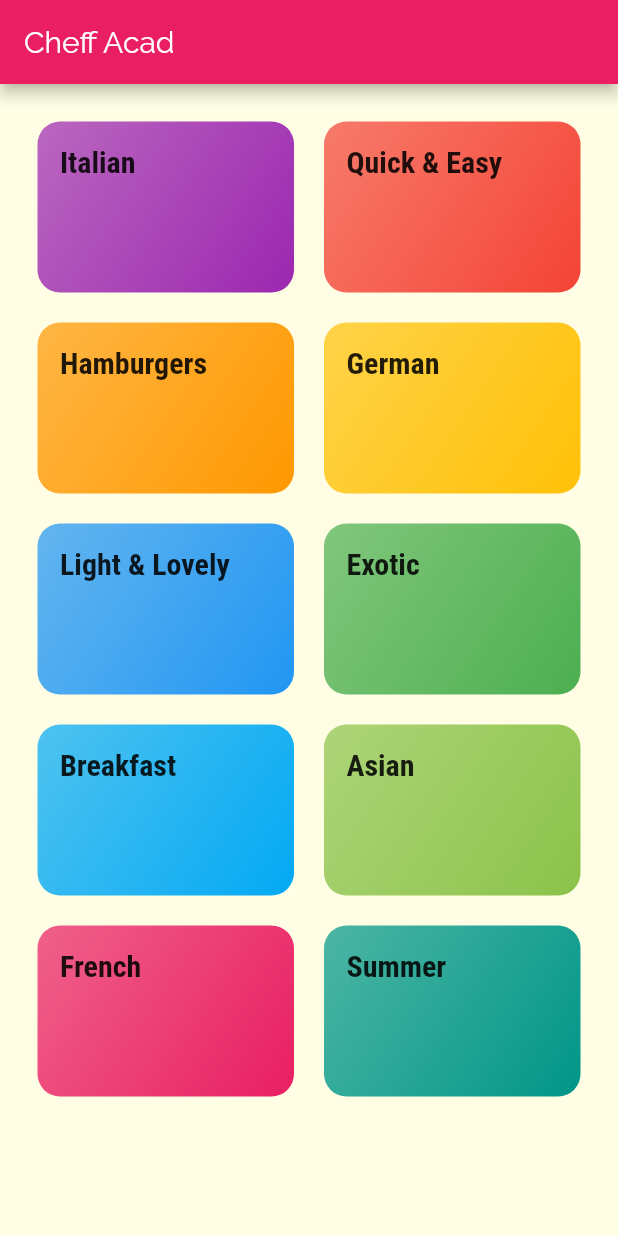
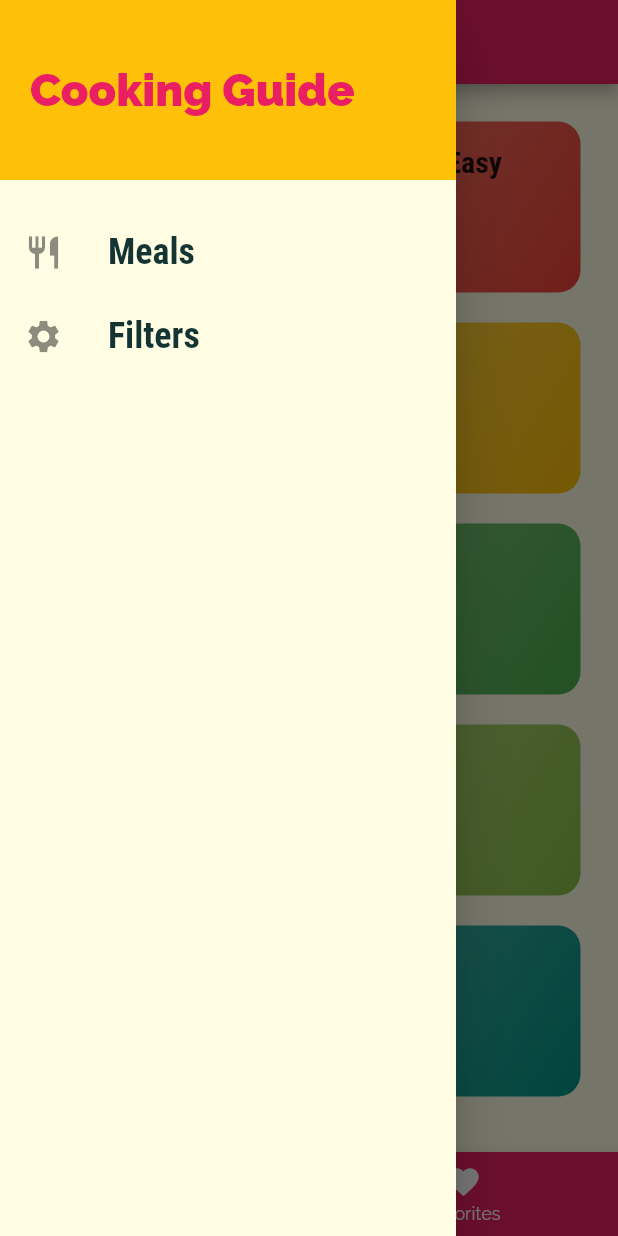
Before and after one commit to Gbarago/Meal-Academy, a Flutter app: the screen it shows after launch, with the side drawer open (before the commit the screen has no drawer), on a phone screen of 412 x 824 dp. Run offline on Flutter 3.47's test engine with Material 2 defaults, Android fonts, the phone set to English and light mode, and no system bars.

Commit message:
final code update

```diff
--- a/lib/main.dart
+++ b/lib/main.dart
@@ -1,14 +1,76 @@
 import 'package:flutter/material.dart';
 
+import './dummy_data.dart';
+import './screens/filters_screen.dart';
+import './screens/tabs_screen.dart';
 import './screens/meal_detail_Screen.dart';
 import './screens/category_meals_screen.dart';
+import './models/meal.dart';
 import './screens/categories_screen.dart';
 
 void main() {
   runApp(MyApp());
 }
 
-class MyApp extends StatelessWidget {
+class MyApp extends StatefulWidget {
+  @override
+  _MyAppState createState() => _MyAppState();
+}
+
+class _MyAppState extends State<MyApp> {
+  Map<String, bool> _filters = {
+    'gluten': false,
+    'lactose': false,
+    'vegetarian': false,
+    'vegan': false,
+  };
+
+  List<Meal> _availableMwals = DUMMY_MEALS;
+
+  List<Meal> _favoriteMeals = [];
+
+  void _setFilters(Map<String, bool> filterData) {
+    setState(() {
+      _filters = filterData;
+
+      // ignore: missing_return
+      _availableMwals = DUMMY_MEALS.where((meal) {
+        if (_filters['gluten'] && !meal.isGlutenFree) {
+          return false;
+        }
+        if (_filters['lactose'] && !meal.isLactoseFree) {
+          return false;
+        }
+        if (_filters['vegan'] && !meal.isVegan) {
+          return false;
+        }
+        if (_filters['vegetarian'] && !meal.isVegetarian) {
+          return false;
+        }
+      }).toList();
+    });
+  }
+
+  void _toggleFavorite(String mealId) {
+    final existingIndex =
+        _favoriteMeals.indexWhere((meal) => meal.id == mealId);
+    if (existingIndex >= 0) {
+      setState(() {
+        _favoriteMeals.removeAt(existingIndex);
+      });
+    } else {
+      setState(() {
+        _favoriteMeals.add(
+          DUMMY_MEALS.firstWhere((meal) => meal.id == mealId),
+        );
+      });
+    }
+  }
+
+  bool _isMealFavorite(String id) {
+    return _favoriteMeals.any((meal) => meal.id == id);
+  }
+
   @override
   Widget build(BuildContext context) {
     return MaterialApp(
@@ -35,17 +97,21 @@
       //home: CategoriesScreen(),
       initialRoute: '/',
       routes: {
-        '/': (ctx) => CategoriesScreen(),
-        CategoryMealsScreen.routeName: (ctx) => CategoryMealsScreen(),
-        MealDetailScreen.routName: (ctx) => MealDetailScreen(),
+        '/': (ctx) => TabsScreen(_favoriteMeals),
+        CategoryMealsScreen.routeName: (ctx) =>
+            CategoryMealsScreen(_availableMwals),
+        MealDetailScreen.routName: (ctx) =>
+            MealDetailScreen(_toggleFavorite, _isMealFavorite),
+        FiltersScreen.routeName: (ctx) => FiltersScreen(_filters, _setFilters),
       },
-      // onGenerateRoute: (settings) {
-      //   print(settings.arguments);
-      //   return MaterialPageRoute(
-      //     builder: (ctx) => CategoriesScreen(),
-      //   );
-      // },
-      onUnknownRoute: (settings0) {
+      // ignore: missing_return
+      onGenerateRoute: (settings) {
+        print(settings.arguments);
+        //   return MaterialPageRoute(
+        //     builder: (ctx) => CategoriesScreen(),
+        //   );
+      },
+      onUnknownRoute: (settings) {
         return MaterialPageRoute(
           builder: (ctx) => CategoriesScreen(),
         );
--- a/lib/screens/categories_screen.dart
+++ b/lib/screens/categories_screen.dart
@@ -8,11 +8,7 @@
 
   @override
   Widget build(BuildContext context) {
-    return Scaffold(
-      appBar: AppBar(
-        title: const Text('Cheff Acad'),
-      ),
-      body: GridView(
+    return GridView(
       padding: EdgeInsets.all(25),
       children: DUMMY_CATEGORIES
           .map(
@@ -29,7 +25,6 @@
         crossAxisSpacing: 20,
         mainAxisSpacing: 20,
       ),
-      ),
     );
   }
 }
--- /dev/null
+++ b/lib/screens/tabs_screen.dart
@@ -0,0 +1,66 @@
+import 'package:flutter/material.dart';
+
+import '../widgets/main_drawer.dart';
+import './categories_screen.dart';
+import './favorites_screen.dart';
+import '../models/meal.dart';
+
+class TabsScreen extends StatefulWidget {
+  final List<Meal> favoriteMeals;
+
+  TabsScreen(this.favoriteMeals);
+
+  @override
+  _TabsScreenState createState() => _TabsScreenState();
+}
+
+class _TabsScreenState extends State<TabsScreen> {
+  List<Map<String, Object>> _pages;
+  int _selectedPageIndex = 0;
+
+  @override
+  void initState() {
+    _pages = [
+      {'page': CategoriesScreen(), 'title': 'Categories'},
+      {
+        'page': FavoritesScreen(widget.favoriteMeals),
+        'title': 'Your Favorites'
+      },
+    ];
+    super.initState();
+  }
+
+  void _selectPage(int index) {
+    setState(() {
+      _selectedPageIndex = index;
+    });
+  }
+
+  @override
+  Widget build(BuildContext context) {
+    return Scaffold(
+      appBar: AppBar(
+        title: Text(_pages[_selectedPageIndex]['title']),
+      ),
+      drawer: MainDrawer(),
+      body: _pages[_selectedPageIndex]['page'],
+      bottomNavigationBar: BottomNavigationBar(
+        onTap: _selectPage,
+        backgroundColor: Theme.of(context).primaryColor,
+        unselectedItemColor: Colors.white,
+        selectedItemColor: Theme.of(context).accentColor,
+        currentIndex: _selectedPageIndex,
+        items: [
+          BottomNavigationBarItem(
+            icon: Icon(Icons.category),
+            label: ('Catefories'),
+          ),
+          BottomNavigationBarItem(
+            icon: Icon(Icons.favorite),
+            label: ('Favorites'),
+          ),
+        ],
+      ),
+    );
+  }
+}
--- /dev/null
+++ b/lib/widgets/main_drawer.dart
@@ -0,0 +1,65 @@
+import 'package:flutter/material.dart';
+import '../screens/filters_screen.dart';
+
+class MainDrawer extends StatelessWidget {
+  Widget buildListTile(
+    String title,
+    IconData icon,
+    Function tapHandler,
+  ) {
+    return ListTile(
+      leading: Icon(
+        icon,
+        size: 26,
+      ),
+      title: Text(
+        title,
+        style: TextStyle(
+          fontFamily: 'RobotoCondensed',
+          fontSize: 24,
+          fontWeight: FontWeight.bold,
+        ),
+      ),
+      onTap: tapHandler,
+    );
+  }
+
+  @override
+  Widget build(BuildContext context) {
+    return Drawer(
+      child: Column(
+        children: [
+          Container(
+            height: 120,
+            width: double.infinity,
+            padding: EdgeInsets.all(20),
+            alignment: Alignment.centerLeft,
+            color: Theme.of(context).accentColor,
+            child: Text(
+              'Cooking Guide',
+              style: TextStyle(
+                fontWeight: FontWeight.w900,
+                fontSize: 30,
+                color: Theme.of(context).primaryColor,
+              ),
+            ),
+          ),
+          SizedBox(
+            height: 20,
+          ),
+          buildListTile('Meals', Icons.restaurant, () {
+            Navigator.of(context).pushReplacementNamed('/');
+          }),
+          buildListTile(
+            'Filters',
+            Icons.settings,
+            () {
+              Navigator.of(context)
+                  .pushReplacementNamed(FiltersScreen.routeName);
+            },
+          ),
+        ],
+      ),
+    );
+  }
+}
```
Also changed, not shown: lib/screens/category_meals_screen.dart (+49 -20 lines), lib/screens/favorites_screen.dart (added, +32 -0 lines), lib/screens/filters_screen.dart (added, +127 -0 lines), lib/screens/meal_detail_Screen.dart (+62 -22 lines), lib/widgets/meal_item.dart (+8 -2 lines). Lines whose indentation alone changed are shown as unchanged.
